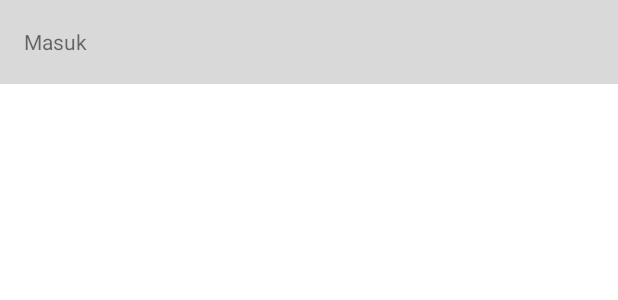
After one commit to synrgy-tim-d/android-mobile-app, an Android app: the layout activity_login.xml on its own in the app's theme, with its tools: preview values and no code run, on a phone screen of 412 x 824 dp. The commit adds this screen. Shown: the top 300 px of the screen. Run offline under Robolectric (Android 15) with nearby library versions, the phone set to English and light mode, and no system bars.

Commit message:
add toolbar

```diff
--- a/app/build.gradle
+++ b/app/build.gradle
@@ -45,6 +45,9 @@ dependencies {
     androidTestImplementation 'androidx.test.ext:junit:1.1.4'
     androidTestImplementation 'androidx.test.espresso:espresso-core:3.5.0'
 
+    //toolbar
+    implementation 'com.android.support:appcompat-v7:27.1.0'
+
     //firebaseauth
     //recyclerview
     //lifecycle
--- a/app/src/main/AndroidManifest.xml
+++ b/app/src/main/AndroidManifest.xml
@@ -3,7 +3,8 @@
     xmlns:tools="http://schemas.android.com/tools"
     package="com.rivvana.naqos_app">
 
-    <uses-permission android:name="android.permission.INTERNET"/>
+    <uses-permission android:name="android.permission.INTERNET" />
+
     <application
         android:allowBackup="true"
         android:dataExtractionRules="@xml/data_extraction_rules"
@@ -14,6 +15,9 @@
         android:supportsRtl="true"
         android:theme="@style/Theme.Naqosapp"
         tools:targetApi="31">
+        <activity
+            android:name=".auth.LoginActivity"
+            android:exported="false" />
         <activity
             android:name=".MainActivity"
             android:exported="true">
--- /dev/null
+++ b/app/src/main/java/com/rivvana/naqos_app/auth/LoginActivity.kt
@@ -0,0 +1,11 @@
+package com.rivvana.naqos_app.auth
+
+import androidx.appcompat.app.AppCompatActivity
+import android.os.Bundle
+
+class LoginActivity : AppCompatActivity() {
+    override fun onCreate(savedInstanceState: Bundle?) {
+        super.onCreate(savedInstanceState)
+        setContentView(R.layout.activity_login)
+    }
+}
--- /dev/null
+++ b/app/src/main/res/layout/activity_login.xml
@@ -0,0 +1,24 @@
+<?xml version="1.0" encoding="utf-8"?>
+<androidx.constraintlayout.widget.ConstraintLayout xmlns:android="http://schemas.android.com/apk/res/android"
+    xmlns:app="http://schemas.android.com/apk/res-auto"
+    xmlns:tools="http://schemas.android.com/tools"
+    android:layout_width="match_parent"
+    android:layout_height="match_parent"
+    tools:context=".auth.LoginActivity">
+
+    <android.support.v7.widget.Toolbar
+        android:id="@+id/tl_Login"
+        android:background="@color/grey_primary"
+        app:layout_constraintStart_toStartOf="parent"
+        app:layout_constraintTop_toTopOf="parent"
+        android:layout_width="match_parent"
+        android:layout_height="wrap_content">
+
+        <TextView
+            android:layout_width="wrap_content"
+            android:layout_height="wrap_content"
+            android:text="Masuk"/>
+
+    </android.support.v7.widget.Toolbar>
+
+</androidx.constraintlayout.widget.ConstraintLayout>
--- a/app/src/main/res/values/colors.xml
+++ b/app/src/main/res/values/colors.xml
@@ -7,4 +7,5 @@
     <color name="teal_700">#FF018786</color>
     <color name="black">#FF000000</color>
     <color name="white">#FFFFFFFF</color>
+    <color name="grey_primary">#D9D9D9</color>
 </resources>
```
Also changed, not shown: app/src/main/res/drawable/ic_applogo_login_blue.png (added), app/src/main/res/drawable/ic_arrow_small_left_black.png (added).
